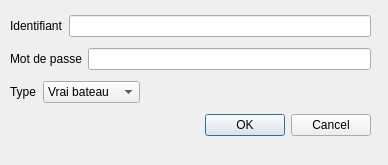
The window that src/Ui/paramAccount.ui (nohal/qtVlm) describes before a commit, drawn with Qt 5.
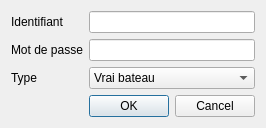
The same window after the commit.

```diff
--- a/src/Ui/paramAccount.ui
+++ b/src/Ui/paramAccount.ui
@@ -6,65 +6,46 @@
    <rect>
     <x>0</x>
     <y>0</y>
-    <width>388</width>
-    <height>165</height>
+    <width>245</width>
+    <height>111</height>
    </rect>
   </property>
   <property name="windowTitle">
    <string>Paramétrage Compte</string>
   </property>
-  <widget class="QWidget" name="">
-   <property name="geometry">
-    <rect>
-     <x>10</x>
-     <y>10</y>
-     <width>361</width>
-     <height>131</height>
-    </rect>
-   </property>
-   <layout class="QVBoxLayout" name="verticalLayout">
-    <item>
-     <layout class="QHBoxLayout" name="_2">
-      <item>
+  <layout class="QFormLayout" name="formLayout">
+   <item row="0" column="0">
        <widget class="QLabel" name="label_2">
         <property name="text">
          <string>Identifiant</string>
         </property>
        </widget>
       </item>
-      <item>
+   <item row="0" column="1">
        <widget class="QLineEdit" name="edit_login"/>
       </item>
-     </layout>
-    </item>
-    <item>
-     <layout class="QHBoxLayout">
-      <item>
+   <item row="1" column="0">
        <widget class="QLabel" name="label">
         <property name="text">
          <string>Mot de passe</string>
         </property>
        </widget>
       </item>
-      <item>
+   <item row="1" column="1">
        <widget class="QLineEdit" name="edit_pass">
         <property name="echoMode">
          <enum>QLineEdit::Password</enum>
         </property>
        </widget>
       </item>
-     </layout>
-    </item>
-    <item>
-     <layout class="QHBoxLayout" name="type_layout">
-      <item>
+   <item row="2" column="0">
        <widget class="QLabel" name="type_label">
         <property name="text">
          <string>Type</string>
         </property>
        </widget>
       </item>
-      <item>
+   <item row="2" column="1">
        <widget class="QComboBox" name="type_cb">
         <item>
          <property name="text">
@@ -78,22 +59,7 @@
         </item>
        </widget>
       </item>
-      <item>
-       <spacer name="horizontalSpacer">
-        <property name="orientation">
-         <enum>Qt::Horizontal</enum>
-        </property>
-        <property name="sizeHint" stdset="0">
-         <size>
-          <width>40</width>
-          <height>20</height>
-         </size>
-        </property>
-       </spacer>
-      </item>
-     </layout>
-    </item>
-    <item>
+   <item row="3" column="1">
      <widget class="QDialogButtonBox" name="buttonBox">
       <property name="orientation">
        <enum>Qt::Horizontal</enum>
@@ -105,13 +71,6 @@
     </item>
    </layout>
   </widget>
- </widget>
- <tabstops>
-  <tabstop>edit_login</tabstop>
-  <tabstop>edit_pass</tabstop>
-  <tabstop>type_cb</tabstop>
-  <tabstop>buttonBox</tabstop>
- </tabstops>
  <resources/>
  <connections>
   <connection>
```
Lines whose indentation alone changed are shown as unchanged.
